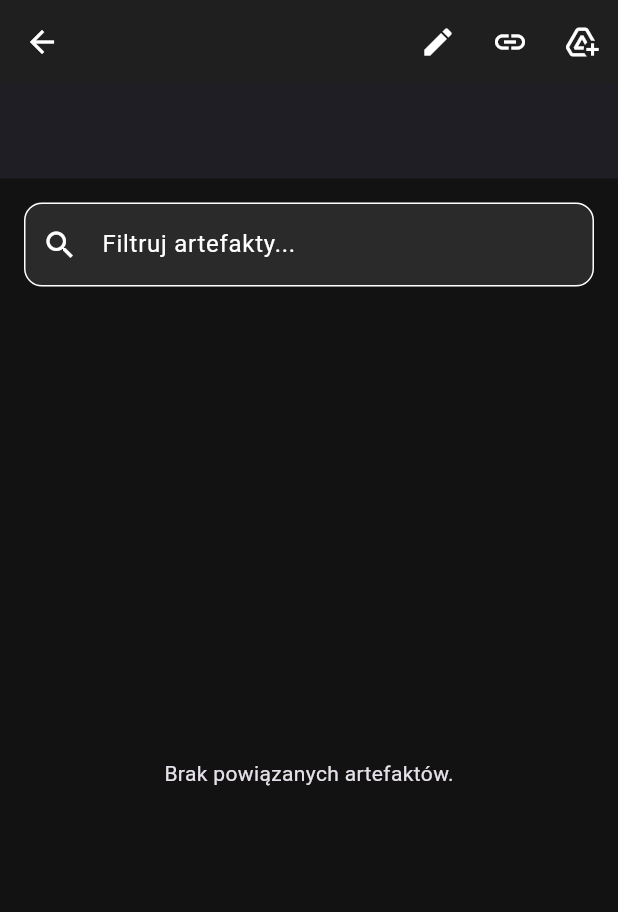
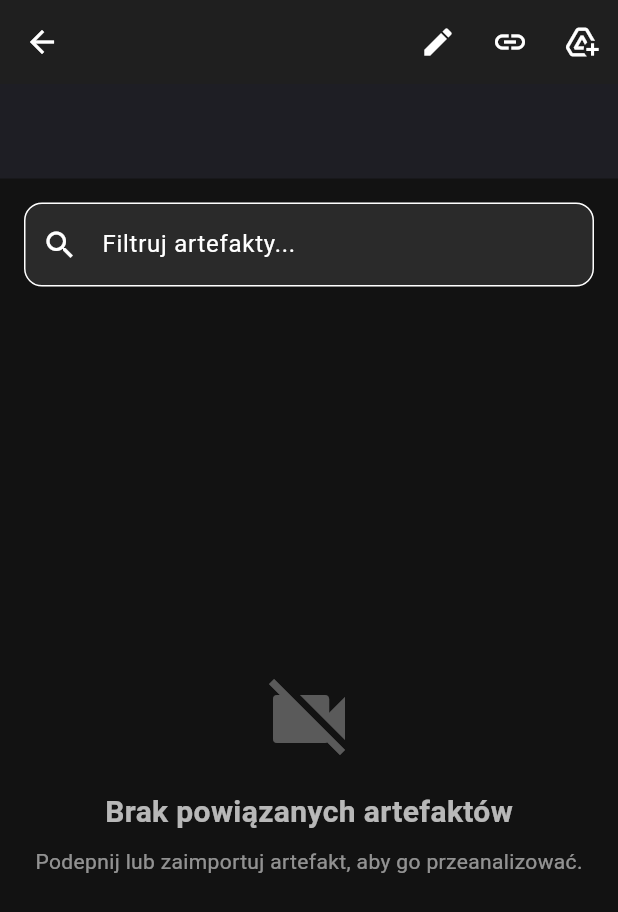
Before and after one commit to kusojac/ML_CV_Video, a Flutter app: the ProjectDetailsScreen screen opened directly with empty values, on a phone screen of 412 x 824 dp. Shown: the top 912 px of the screen. Run offline on Flutter 3.47's test engine with Material 3 defaults, Android fonts, the phone set to English and light mode, and no system bars; our stand-ins replace file_picker; missing offline and left inert: media_kit, media_kit_video.

Commit message:
🎨 Palette: Visually structured empty state for artifacts
Replaced the plain text empty state in `project_details_screen.dart` with a visually structured component containing an icon, title, and descriptive subtitle to improve user guidance and interface aesthetics.

Co-authored-by: kusojac <13525690+kusojac@users.noreply.github.com>

```diff
--- a/VolleyballApp/frontend/lib/screens/project_details_screen.dart
+++ b/VolleyballApp/frontend/lib/screens/project_details_screen.dart
@@ -358,7 +358,28 @@ class _ProjectDetailsScreenState extends State<ProjectDetailsScreen> {
           // Siatka artefaktów
           Expanded(
             child: _filteredArtifacts.isEmpty
-                ? const Center(child: Text('Brak powiązanych artefaktów.'))
+                ? Center(
+                    child: Column(
+                      mainAxisAlignment: MainAxisAlignment.center,
+                      children: [
+                        const Icon(Icons.videocam_off, size: 64, color: Colors.white30),
+                        const SizedBox(height: 16),
+                        const Text(
+                          'Brak powiązanych artefaktów',
+                          style: TextStyle(
+                            fontSize: 20,
+                            fontWeight: FontWeight.bold,
+                            color: Colors.white70,
+                          ),
+                        ),
+                        const SizedBox(height: 8),
+                        const Text(
+                          'Podepnij lub zaimportuj artefakt, aby go przeanalizować.',
+                          style: TextStyle(color: Colors.white54),
+                        ),
+                      ],
+                    ),
+                  )
                 : GridView.builder(
                     padding: const EdgeInsets.all(16),
                     gridDelegate: const SliverGridDelegateWithMaxCrossAxisExtent(
```
Also changed, not shown: 1 other file.
